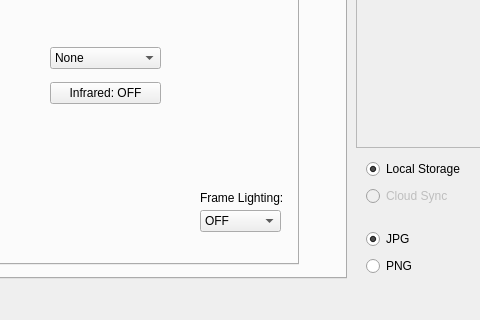
Before: the Qt Designer form _ui/FlashLapse_CP.ui in CoSE-Jerry/ROS_Flow, drawn with Qt 5; both pictures show x 124 to 604 and y 172 to 492 of the 800 by 492 pixel window.
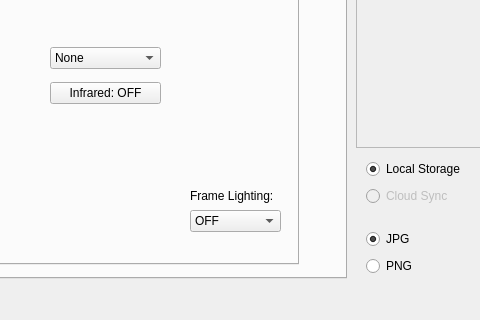
After: the same form once the commit is applied. Icons and pictures are not drawn.

The edit to the form file:
```diff
--- a/_ui/FlashLapse_CP.ui
+++ b/_ui/FlashLapse_CP.ui
@@ -183,9 +183,9 @@
        <widget class="QComboBox" name="Frame">
         <property name="geometry">
          <rect>
-          <x>280</x>
+          <x>270</x>
           <y>300</y>
-          <width>81</width>
+          <width>91</width>
           <height>22</height>
          </rect>
         </property>
@@ -218,10 +218,10 @@
        <widget class="QLabel" name="Frame_label">
         <property name="geometry">
          <rect>
-          <x>280</x>
-          <y>280</y>
-          <width>91</width>
-          <height>16</height>
+          <x>270</x>
+          <y>275</y>
+          <width>101</width>
+          <height>21</height>
          </rect>
         </property>
         <property name="text">
```
Left out of the diff: 4 changed lines with no effect on the pictures.
